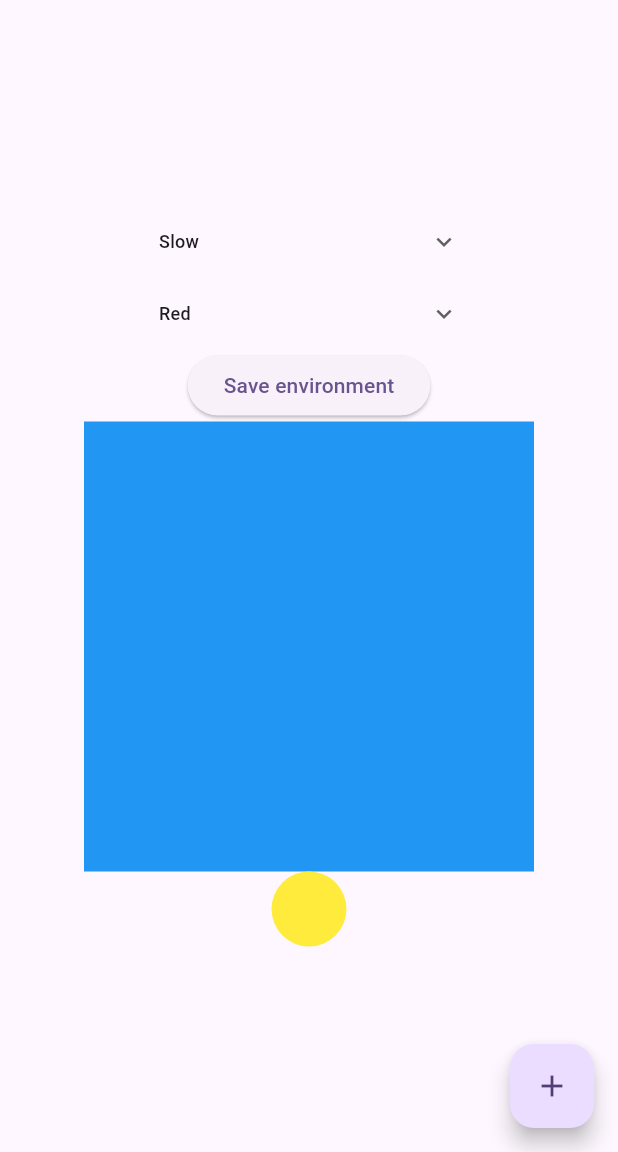
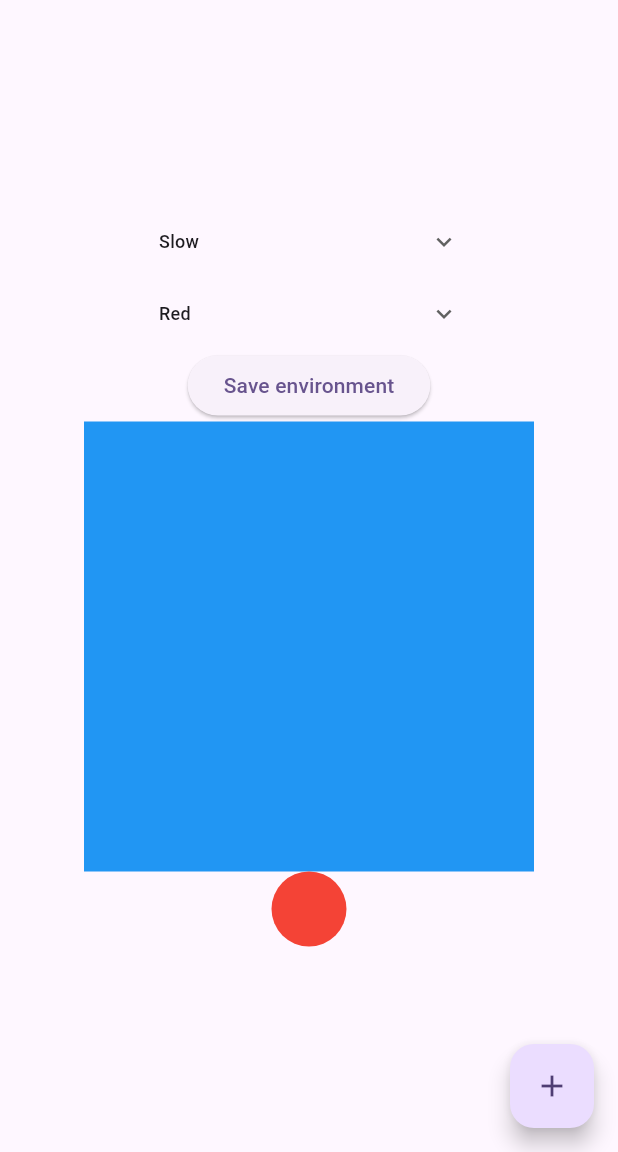
Before and after one commit to mnewby4/cw05, a Flutter app: the screen it shows after launch, after a tap on the "add" icon, on a phone screen of 412 x 824 dp, the part 84-1236 px from its top. Run offline on Flutter 3.47's test engine with Material 3 defaults, Android fonts, the phone set to English and light mode, and no system bars; our stand-ins replace sqflite; accounts and stored records are empty.

Commit message:
WIP fish color is changed, need to add ability to only add fish when it's being created

```diff
--- a/lib/main.dart
+++ b/lib/main.dart
@@ -1,4 +1,5 @@
 import 'package:flutter/material.dart';
+MaterialColor newColor = Colors.red;
 void main() {
   runApp(const MyApp());
 }
@@ -27,7 +28,7 @@ class MyHomePage extends StatefulWidget {
 }
 
 class Fish {
-  String fishColor;
+  MaterialColor fishColor;
   String fishSpeed;
 
   Fish(this.fishColor, this.fishSpeed);
@@ -52,7 +53,14 @@ class _MyHomePageState extends State<MyHomePage> with TickerProviderStateMixin {
   void _addFish() {
     if (fishList.length < 10) {
       setState(() {
-        Fish fish = Fish(_color, _speed);
+        if (_color == "Yellow") {
+          newColor = Colors.yellow;
+        } else if (_color == "Blue") {
+          newColor = Colors.blue;
+        } else {
+          newColor = Colors.red;
+        }
+        Fish fish = Fish(newColor, _speed);
         fishList.add(fish);
       });
     }
@@ -143,7 +151,7 @@ class MyPainter extends CustomPainter { //logic for how to add lines
   @override
   void paint(Canvas canvas, Size size) {
     final Paint paint = Paint()
-      ..color = Colors.yellow
+      ..color = newColor
       ..strokeWidth = 4
       ..style = PaintingStyle.fill;
 
```
